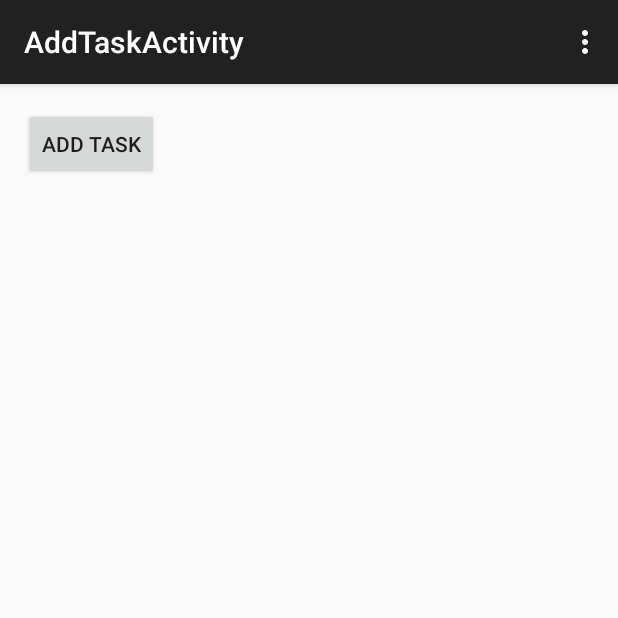
After one commit to ajdt/marinara, an Android app: the AddTaskActivity screen opened directly, with no data from a screen before it, on a phone screen of 412 x 824 dp, the top half of it. The commit adds this screen. Run offline under Robolectric (Android 15) with nearby library versions, the phone set to English and light mode, and no system bars.

Commit message:
added AddTaskActivity

```diff
--- /dev/null
+++ b/app/src/main/java/com/itsaunixsystem/marinara/AddTaskActivity.java
@@ -0,0 +1,43 @@
+package com.itsaunixsystem.marinara;
+
+import android.support.v7.app.AppCompatActivity;
+import android.os.Bundle;
+import android.view.Menu;
+import android.view.MenuItem;
+import android.view.View;
+
+public class AddTaskActivity extends AppCompatActivity {
+
+    @Override
+    protected void onCreate(Bundle savedInstanceState) {
+        super.onCreate(savedInstanceState);
+        setContentView(R.layout.activity_add_task);
+    }
+
+    @Override
+    public boolean onCreateOptionsMenu(Menu menu) {
+        // Inflate the menu; this adds items to the action bar if it is present.
+        getMenuInflater().inflate(R.menu.menu_add_task, menu);
+        return true;
+    }
+
+    @Override
+    public boolean onOptionsItemSelected(MenuItem item) {
+        // Handle action bar item clicks here. The action bar will
+        // automatically handle clicks on the Home/Up button, so long
+        // as you specify a parent activity in AndroidManifest.xml.
+        int id = item.getItemId();
+
+        //noinspection SimplifiableIfStatement
+        if (id == R.id.action_settings) {
+            return true;
+        }
+
+        return super.onOptionsItemSelected(item);
+    }
+
+
+    public void onAddTaskButtonClicked(View view) throws Exception {
+        throw new Exception() ;
+    }
+}
--- /dev/null
+++ b/app/src/main/res/layout/activity_add_task.xml
@@ -0,0 +1,28 @@
+<RelativeLayout xmlns:android="http://schemas.android.com/apk/res/android"
+    xmlns:tools="http://schemas.android.com/tools" android:layout_width="match_parent"
+    android:layout_height="match_parent" android:paddingLeft="@dimen/activity_horizontal_margin"
+    android:paddingRight="@dimen/activity_horizontal_margin"
+    android:paddingTop="@dimen/activity_vertical_margin"
+    android:paddingBottom="@dimen/activity_vertical_margin"
+    tools:context="com.itsaunixsystem.marinara.AddTaskActivity">
+
+    <LinearLayout
+        android:layout_width="match_parent"
+        android:layout_height="match_parent"
+        android:orientation="vertical">
+        <ListView
+            android:layout_width="match_parent"
+            android:layout_height="wrap_content"
+            android:id="@+id/add_task_list_view" />
+        <Button
+            android:layout_width="wrap_content"
+            android:layout_height="wrap_content"
+            android:text="@string/add_task_button_text"
+            android:onClick="onAddTaskButtonClicked"
+            android:id="@+id/add_task_button"/>
+
+
+
+    </LinearLayout>
+
+</RelativeLayout>
--- /dev/null
+++ b/app/src/main/res/menu/menu_add_task.xml
@@ -0,0 +1,7 @@
+<menu xmlns:android="http://schemas.android.com/apk/res/android"
+    xmlns:app="http://schemas.android.com/apk/res-auto"
+    xmlns:tools="http://schemas.android.com/tools"
+    tools:context="com.itsaunixsystem.marinara.AddTaskActivity">
+    <item android:id="@+id/action_settings" android:title="@string/action_settings"
+        android:orderInCategory="100" app:showAsAction="never" />
+</menu>
--- a/app/src/main/res/values/strings.xml
+++ b/app/src/main/res/values/strings.xml
@@ -37,5 +37,10 @@
 
     <string name="title_activity_break">BreakActivity</string>
 
+    <!-- AddTaskActivity -->
+    <string name="title_activity_add_task">AddTaskActivity</string>
+    <string name="add_task_button_text">Add Task </string>
+
+
 
 </resources>
```
Also changed, not shown: app/src/main/AndroidManifest.xml (+19 -6 lines).
